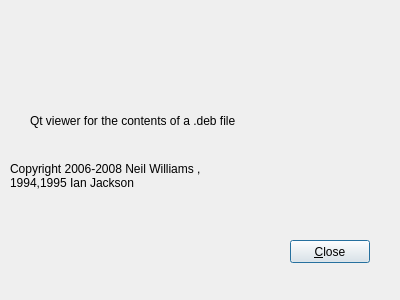
Before: the Qt Designer form aboutdialog.ui in codehelp/deb_qview, drawn with Qt 5.
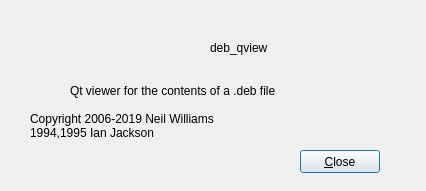
After: the same form once the commit is applied. Icons and pictures are not drawn.

Commit message: Add xpm icon and file open dialog

Patch:
```diff
--- a/aboutdialog.ui
+++ b/aboutdialog.ui
@@ -20,8 +20,8 @@
    <rect>
     <x>0</x>
     <y>0</y>
-    <width>400</width>
-    <height>300</height>
+    <width>426</width>
+    <height>191</height>
    </rect>
   </property>
   <property name="windowTitle">
@@ -30,8 +30,8 @@
   <widget class="QPushButton" name="pushButton">
    <property name="geometry">
     <rect>
-     <x>290</x>
-     <y>240</y>
+     <x>300</x>
+     <y>150</y>
      <width>80</width>
      <height>23</height>
     </rect>
@@ -43,8 +43,8 @@
   <widget class="QLabel" name="label">
    <property name="geometry">
     <rect>
-     <x>30</x>
-     <y>110</y>
+     <x>70</x>
+     <y>80</y>
      <width>281</width>
      <height>21</height>
     </rect>
@@ -56,15 +56,47 @@
   <widget class="QLabel" name="label_2">
    <property name="geometry">
     <rect>
-     <x>10</x>
-     <y>150</y>
+     <x>30</x>
+     <y>100</y>
      <width>381</width>
      <height>51</height>
     </rect>
    </property>
    <property name="text">
-    <string>Copyright 2006-2008 Neil Williams &lt;linux@codehelp.co.uk&gt;,
+    <string>Copyright 2006-2019 Neil Williams &lt;linux@codehelp.co.uk&gt;
 1994,1995 Ian Jackson &lt;ian@chiark.greenend.org.uk&gt;</string>
+   </property>
+   <property name="wordWrap">
+    <bool>true</bool>
+   </property>
+  </widget>
+  <widget class="QLabel" name="label_3">
+   <property name="geometry">
+    <rect>
+     <x>170</x>
+     <y>30</y>
+     <width>31</width>
+     <height>31</height>
+    </rect>
+   </property>
+   <property name="text">
+    <string/>
+   </property>
+   <property name="pixmap">
+    <pixmap>deb-qview.xpm</pixmap>
+   </property>
+  </widget>
+  <widget class="QLabel" name="label_4">
+   <property name="geometry">
+    <rect>
+     <x>210</x>
+     <y>40</y>
+     <width>71</width>
+     <height>16</height>
+    </rect>
+   </property>
+   <property name="text">
+    <string>deb_qview</string>
    </property>
   </widget>
   <action name="action_Close">
```
Left out of the diff: 2 changed lines with no effect on the pictures. The commit also changes 4 other files.
